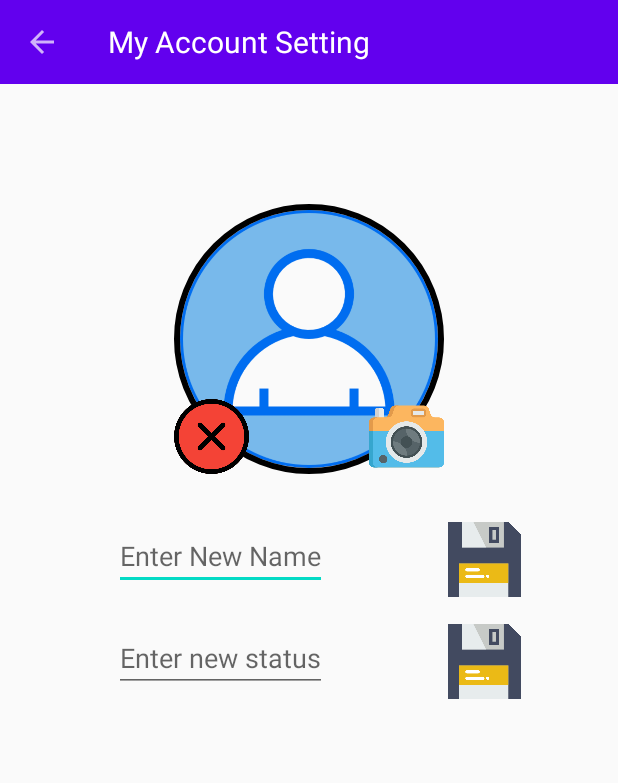
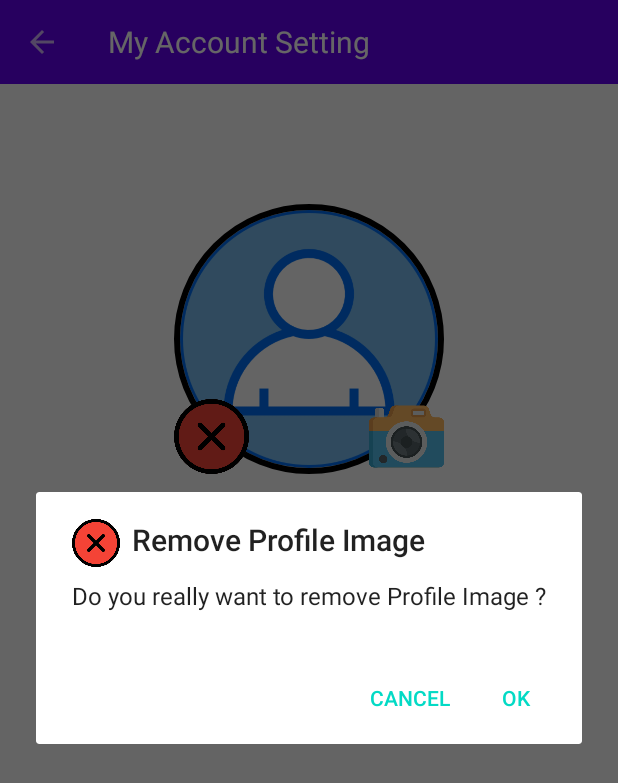
Before and after one commit to Hemant-sood/MyChats, an Android app: the MyAccount screen opened directly, with no data from a screen before it, after a tap on an icon or button, on a phone screen of 412 x 824 dp. Shown: the top 783 px of the screen. Run offline under Robolectric (Android 15) with nearby library versions, the phone set to English and light mode, and no system bars; our stand-ins replace CircleImageView, Firebase (no records; nobody signed in at launch, a user with empty details on screens opened directly), Picasso; libraries missing offline, so code that uses them is left out: com.theartofdev.edmodo, id.zelory.compressor; 3 statements that could not run were skipped.

Commit message:
Ui updated

```diff
--- a/app/src/main/java/com/example/mychats/MainActivity.java
+++ b/app/src/main/java/com/example/mychats/MainActivity.java
@@ -90,7 +90,7 @@ public class MainActivity extends AppCompatActivity {
 
             case R.id.logout_menu :
                 new AlertDialog.Builder(this)
-                        .setTitle("Alert")
+                        .setTitle("Logout")
                         .setMessage("Do you really want to Logout?")
                         .setIcon(R.drawable.logout)
                         .setPositiveButton(android.R.string.yes, new DialogInterface.OnClickListener() {
--- a/app/src/main/java/com/example/mychats/MyAccount.java
+++ b/app/src/main/java/com/example/mychats/MyAccount.java
@@ -1,10 +1,12 @@
 package com.example.mychats;
 
 import androidx.annotation.NonNull;
+import androidx.appcompat.app.AlertDialog;
 import androidx.appcompat.app.AppCompatActivity;
 import androidx.appcompat.widget.Toolbar;
 
 import android.app.ProgressDialog;
+import android.content.DialogInterface;
 import android.content.Intent;
 import android.graphics.Bitmap;
 import android.net.Uri;
@@ -96,17 +98,43 @@ public class MyAccount extends AppCompatActivity {
         removeImage.setOnClickListener(new View.OnClickListener() {
             @Override
             public void onClick(View view) {
-                mRef.child("ProfileLink").setValue("").addOnSuccessListener(new OnSuccessListener<Void>() {
-                    @Override
-                    public void onSuccess(Void aVoid) {
 
-                    }
-                });
+                new AlertDialog.Builder(MyAccount.this)
+                        .setTitle("Remove Profile Image")
+                        .setMessage("Do you really want to remove Profile Image ?")
+                        .setIcon(R.drawable.remove)
+                        .setPositiveButton(android.R.string.yes, new DialogInterface.OnClickListener() {
+
+                            public void onClick(DialogInterface dialog, int whichButton) {
+                                removeImageLinkFromRealTimeDatabase();
+                            }})
+                        .setNegativeButton(android.R.string.no, null).show();
+
             }
         });
 
 
     }
+
+    private void removeImageLinkFromRealTimeDatabase() {
+
+        mRef.child("ProfileLink").setValue("").addOnSuccessListener(new OnSuccessListener<Void>() {
+            @Override
+            public void onSuccess(Void aVoid) {
+                Toast.makeText(getApplicationContext(), "Profile photo removed....", Toast.LENGTH_SHORT).show();
+                Picasso.get().load(R.drawable.profile_pic_default).into(myImage);
+            }
+        })
+                .addOnFailureListener(new OnFailureListener() {
+                    @Override
+                    public void onFailure(@NonNull Exception e) {
+                        Toast.makeText(getApplicationContext(), e.getMessage(), Toast.LENGTH_LONG).show();
+                    }
+                });
+    }
+
+
+
 
     private void updateProfileImage() {
 
```
